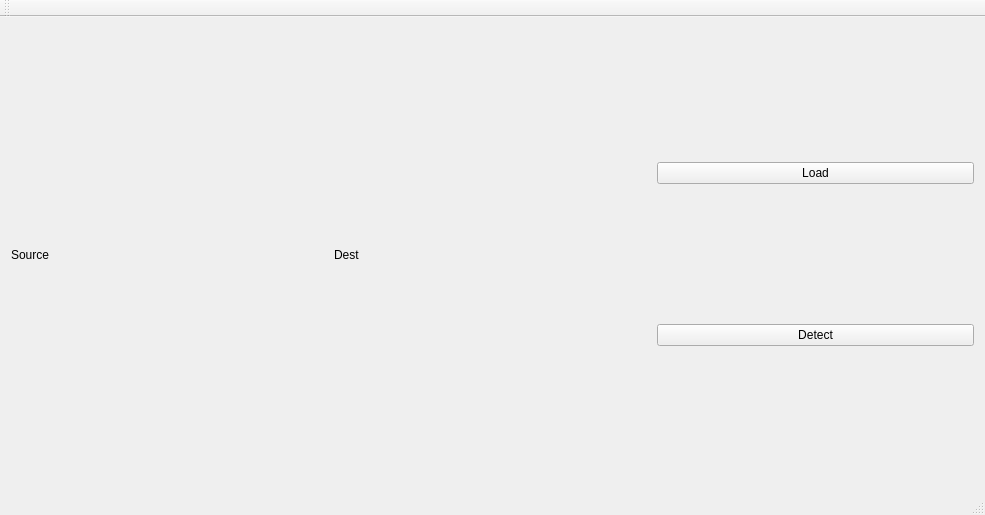
First picture: the form in mainwindow.ui, repository durkmurder/vj_qt, before the edit.
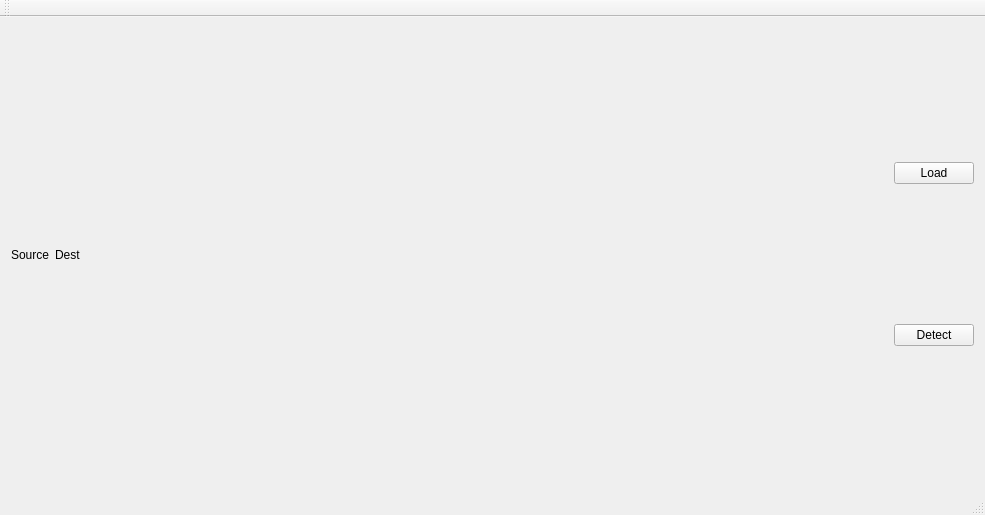
Second picture: the form after the edit.

The edit to the form file:
```diff
--- a/mainwindow.ui
+++ b/mainwindow.ui
@@ -26,6 +26,12 @@
       </item>
       <item>
        <widget class="QLabel" name="label">
+        <property name="sizePolicy">
+         <sizepolicy hsizetype="Expanding" vsizetype="Preferred">
+          <horstretch>0</horstretch>
+          <verstretch>0</verstretch>
+         </sizepolicy>
+        </property>
         <property name="text">
          <string>Dest</string>
         </property>
```
